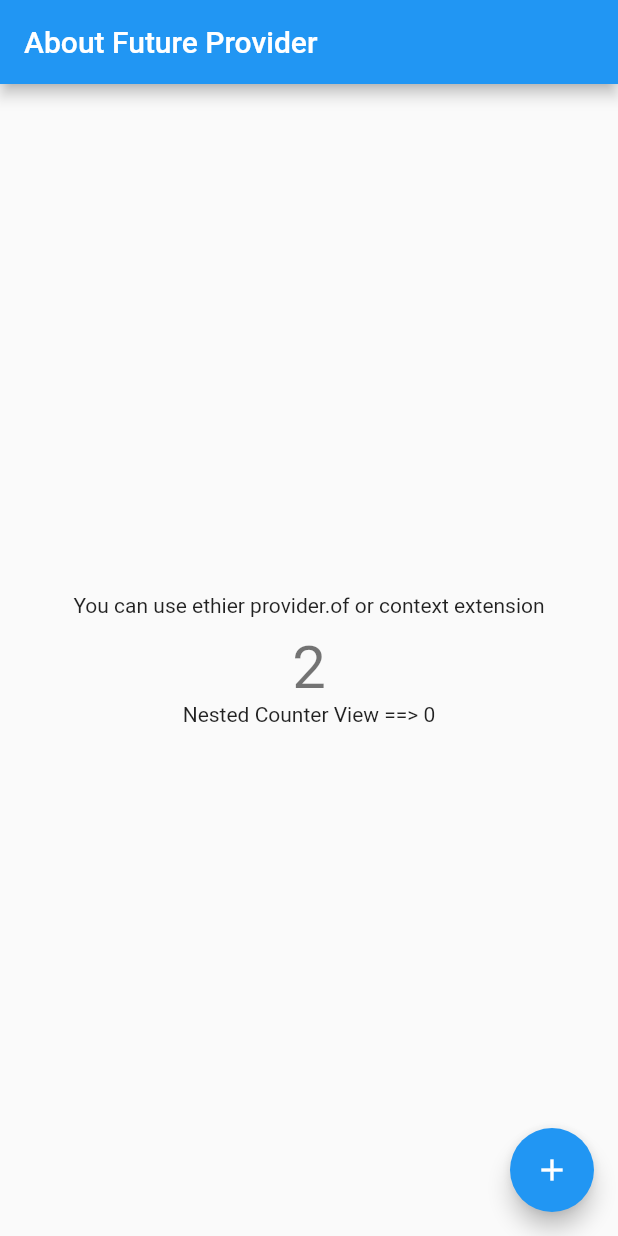
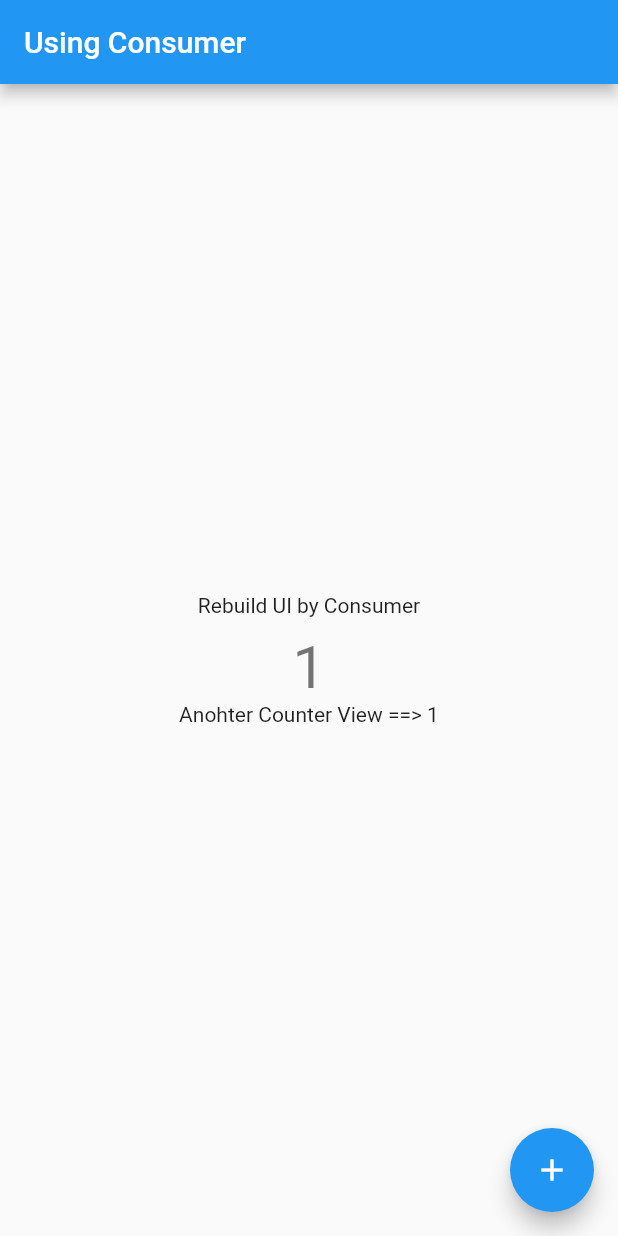
Before and after one commit to Xim-ya/Provider_Playground, a Flutter app: the screen it shows after launch, after a tap on the "add" icon, on a phone screen of 412 x 824 dp. Run offline on Flutter 3.47's test engine with Material 2 defaults, Android fonts, the light colour scheme and no system bars.

Commit message:
Consumer 학습 및 정리

```diff
--- /dev/null
+++ b/lib/Consumer/counter_screen.dart
@@ -0,0 +1,67 @@
+import 'package:flutter/material.dart';
+import 'package:provider/provider.dart';
+import 'counter_view_model.dart';
+
+class ProviderWrapper6 extends StatelessWidget {
+  const ProviderWrapper6({Key? key}) : super(key: key);
+
+  @override
+  Widget build(BuildContext context) {
+    return ChangeNotifierProvider(
+        create: (_) => CounterViewModel(), child: const CounterScreen());
+  }
+}
+
+class CounterScreen extends StatelessWidget {
+  const CounterScreen({Key? key}) : super(key: key);
+
+  @override
+  Widget build(BuildContext context) {
+    print("COUNTER SCREEN REBUILD");
+    return Scaffold(
+      appBar: AppBar(
+        title: const Text("Using Consumer"),
+      ),
+      body: Center(
+        child: FittedBox(
+          child: Consumer<CounterViewModel>(
+            child: const Text(
+                'Rebuild UI by Consumer'),
+            builder:
+                (BuildContext context, CounterViewModel value, Widget? child) {
+              return Column(
+                children: <Widget>[
+                  child!, // <-- child instance
+                  const SizedBox(height: 10),
+                  Text(
+                    value.count.toString(),
+                    style: Theme.of(context).textTheme.headlineLarge,
+                  ),
+                  const CounterView(),
+                ],
+              );
+            },
+          ),
+        ),
+      ),
+      floatingActionButton: FloatingActionButton(
+        onPressed: () {
+          final vm = Provider.of<CounterViewModel>(context, listen: false);
+          vm.increase();
+        },
+        child: const Icon(Icons.add),
+      ),
+    );
+  }
+}
+
+class CounterView extends StatelessWidget {
+  const CounterView({Key? key}) : super(key: key);
+
+
+  @override
+  Widget build(BuildContext context) {
+    return Text(
+        'Anohter Counter View ==> ${context.watch<CounterViewModel>().count}');
+  }
+}
--- /dev/null
+++ b/lib/Consumer/counter_view_model.dart
@@ -0,0 +1,11 @@
+import 'package:flutter/material.dart';
+
+class CounterViewModel extends ChangeNotifier {
+  int count = 0;
+
+  void increase() {
+    count++;
+    notifyListeners();
+    print("counter increased ==> $count");
+  }
+}
--- a/lib/main.dart
+++ b/lib/main.dart
@@ -1,7 +1,6 @@
 import 'package:flutter/material.dart';
-import 'package:provider_playground/ChangeNotifier&addListener/counter_screen.dart';
+import 'package:provider_playground/Consumer/counter_screen.dart';
 import 'package:provider_playground/FutureProvider/coutner_screen.dart';
-import 'package:provider_playground/Provider.of/counter_screen.dart';
 
 void main() {
   runApp(const MyApp());
@@ -13,11 +12,12 @@ class MyApp extends StatelessWidget {
   @override
   Widget build(BuildContext context) {
     return MaterialApp(
-        debugShowCheckedModeBanner: true,
-        title: 'Flutter Demo',
-        theme: ThemeData(
-          primarySwatch: Colors.blue,
-        ),
-        home: ProviderWrapper4());
+      debugShowCheckedModeBanner: true,
+      title: 'Flutter Demo',
+      theme: ThemeData(
+        primarySwatch: Colors.blue,
+      ),
+      home: ProviderWrapper6(),
+    );
   }
 }
```
Also changed, not shown: 2 other files.
